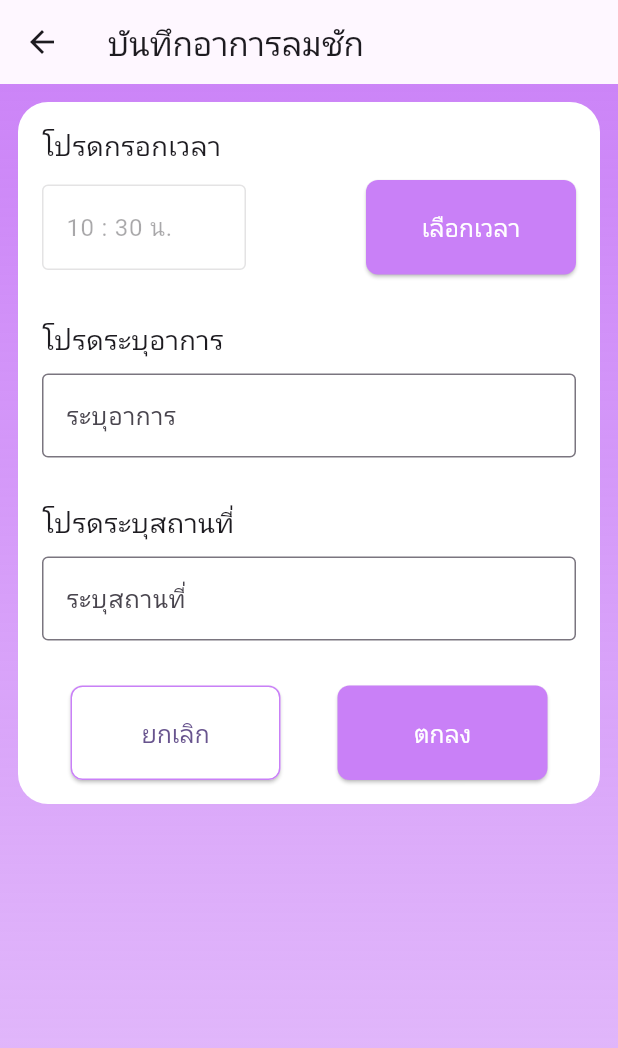
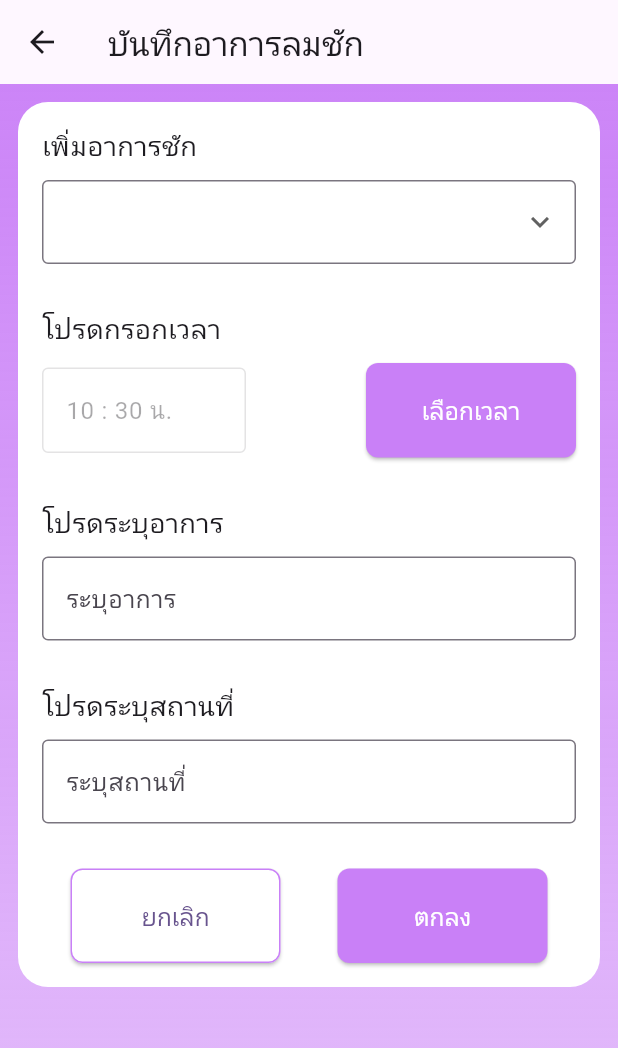
Before and after one commit to Leoevi/epilepsy_care_pmk, a Flutter app: the screen it shows after launch, item 3 of the bottom bar chosen, after a tap on "บันทึกอาการลมชัก", on a phone screen of 412 x 824 dp. Shown: the top 1048 px of the screen. Run offline on Flutter 3.47's test engine with Material 3 defaults, Android fonts, the phone set to English and light mode, and no system bars; our stand-ins replace fl_chart, table_calendar.

Commit message:
implement dropdown in add_seizure_input

```diff
--- a/lib/screens/add_event/seizure/add_seizure_input.dart
+++ b/lib/screens/add_event/seizure/add_seizure_input.dart
@@ -14,6 +14,7 @@ class addSeizure extends StatefulWidget {
 class _addSeizureState extends State<addSeizure> {
   var seizure_symtomp; // Input อาการ
   var seizure_place; // Input สถานที่
+  var dropDownValue;
   int id = 0; // เป็นตัว Counter ที่เอาไว้ใช้บอกว่ามาจาก Input ไหน
   TimeOfDay selectedTime = TimeOfDay.now(); // default time
 
@@ -49,6 +50,31 @@ class _addSeizureState extends State<addSeizure> {
                     child: Column(
                       crossAxisAlignment: CrossAxisAlignment.start,
                       children: [
+                        Text("เพิ่มอาการชัก", style: TextStyle(fontSize: 18)),
+
+                        SizedBox(height: 10),
+
+                        DropdownButtonFormField(
+                          value: dropDownValue,
+                          icon: const Icon(Icons.keyboard_arrow_down),
+                          decoration:
+                              InputDecoration(border: OutlineInputBorder()),
+                          onChanged: (val) {
+                            setState(() {
+                              dropDownValue = val!;
+                            });
+                          },
+                          items: const [
+                            DropdownMenuItem<String>(
+                                child: Text("hello!"), value: "hello"),
+                            DropdownMenuItem<String>(
+                                child: Text("kuy!"), value: "kuy"),
+                            DropdownMenuItem<String>(
+                                child: Text("sus!"), value: "sus"),
+                          ],
+                        ),
+
+                        SizedBox(height: 30),
                         //Time
                         Text("โปรดกรอกเวลา", style: TextStyle(fontSize: 18)),
 
```
